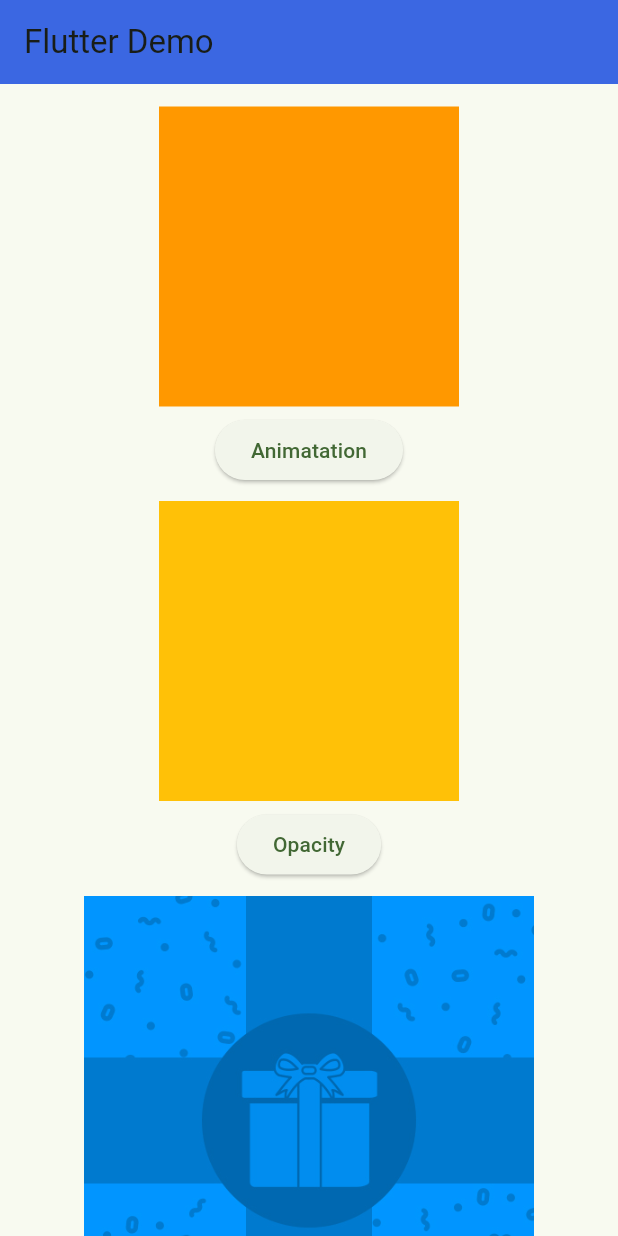
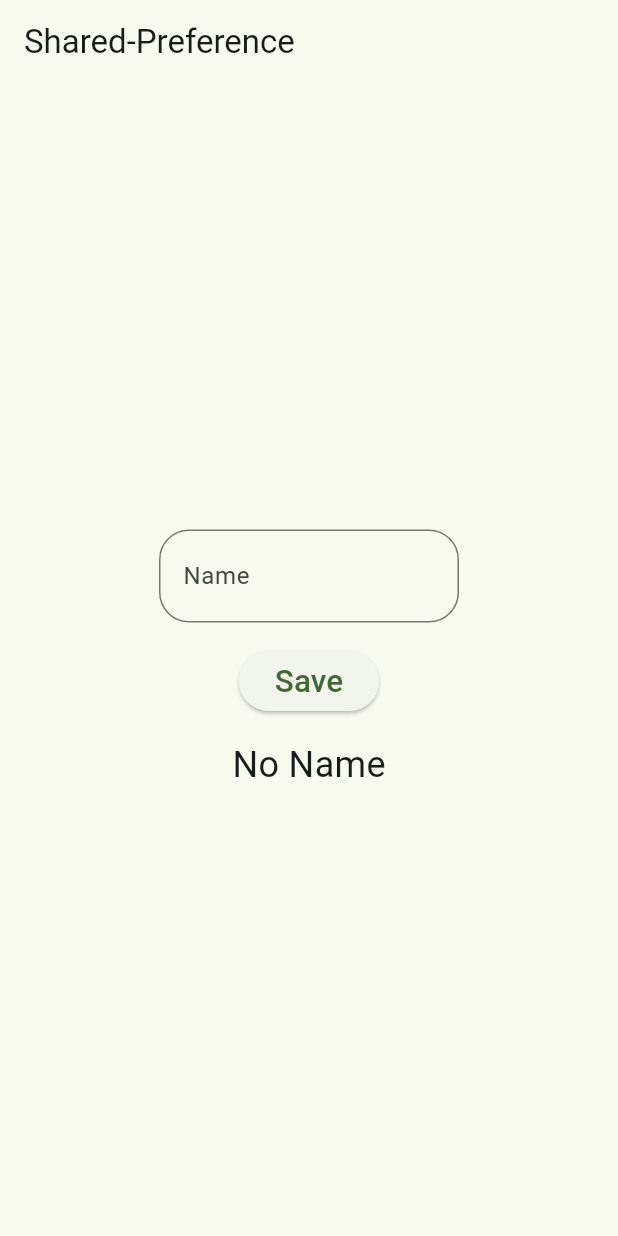
Before and after one commit to prajapatihet/firstapp, a Flutter app: the screen it shows after launch, on a phone screen of 412 x 824 dp. Run offline on Flutter 3.47's test engine with Material 3 defaults, Android fonts, the phone set to English and light mode, and no system bars; our stand-ins replace shared_preferences.

Commit message:
simple shared prefs

```diff
--- a/lib/main.dart
+++ b/lib/main.dart
@@ -1,4 +1,5 @@
 import 'package:firstapp/src/present/views/main_screen/main_home.dart';
+import 'package:firstapp/src/present/views/main_screen/shared_pref.dart';
 import 'package:flutter/material.dart';
 
 void main() {
@@ -19,7 +20,7 @@ class MyApp extends StatelessWidget {
             seedColor: const Color.fromARGB(255, 81, 239, 28)),
         useMaterial3: true,
       ),
-      home: const MainHomeScreen(),
+      home: const SharedPrefScreen(),
     );
   }
 }
--- /dev/null
+++ b/lib/src/present/views/main_screen/shared_pref.dart
@@ -0,0 +1,90 @@
+import 'package:flutter/material.dart';
+import 'package:shared_preferences/shared_preferences.dart';
+
+class SharedPrefScreen extends StatefulWidget {
+  const SharedPrefScreen({super.key});
+
+  @override
+  State<SharedPrefScreen> createState() => _SharedPrefScreenState();
+}
+
+class _SharedPrefScreenState extends State<SharedPrefScreen> {
+  var nameController = TextEditingController();
+  static const String KEYNAME = 'name';
+
+  var nameValue = 'No Value Saved';
+
+  @override
+  void initState() {
+    super.initState();
+    getValue();
+  }
+
+  @override
+  Widget build(BuildContext context) {
+    return Scaffold(
+      appBar: AppBar(
+        title: const Text('Shared-Preference'),
+      ),
+      body: Center(
+        child: SizedBox(
+          width: 200,
+          child: Column(
+            mainAxisAlignment: MainAxisAlignment.center,
+            children: [
+              TextField(
+                controller: nameController,
+                style: const TextStyle(
+                  fontSize: 20,
+                ),
+                decoration: InputDecoration(
+                    label: const Text('Name'),
+                    border: OutlineInputBorder(
+                      borderRadius: BorderRadius.circular(20),
+                    )),
+              ),
+              const SizedBox(
+                height: 15,
+              ),
+              ElevatedButton(
+                onPressed: () async {
+                  var name = nameController.text.toString();
+
+                  var prefs = await SharedPreferences.getInstance();
+
+                  prefs.setString(KEYNAME, name);
+                },
+                child: const Text(
+                  'Save',
+                  style: TextStyle(
+                    fontSize: 21,
+                  ),
+                ),
+              ),
+              const SizedBox(
+                height: 15,
+              ),
+              Text(
+                nameValue,
+                style: const TextStyle(
+                  fontSize: 24,
+                  fontWeight: FontWeight.w400,
+                ),
+              ),
+            ],
+          ),
+        ),
+      ),
+    );
+  }
+
+  void getValue() async {
+    var prefs = await SharedPreferences.getInstance();
+
+    var getName = prefs.getString(KEYNAME);
+
+    setState(() {
+      nameValue = getName ?? 'No Name';
+    });
+  }
+}
--- a/pubspec.yaml
+++ b/pubspec.yaml
@@ -1,11 +1,11 @@
 name: firstapp
 description: "A new Flutter project."
-publish_to: 'none' # Remove this line if you wish to publish to pub.dev
+publish_to: "none" # Remove this line if you wish to publish to pub.dev
 
 version: 1.0.0+1
 
 environment:
-  sdk: '>=3.3.4 <4.0.0'
+  sdk: ">=3.3.4 <4.0.0"
 
 dependencies:
   flutter:
@@ -14,7 +14,7 @@ dependencies:
   cupertino_icons: ^1.0.6
   intl: ^0.19.0
   font_awesome_flutter: ^10.7.0
-
+  shared_preferences: ^2.2.3
 
 dev_dependencies:
   flutter_test:
```
Also changed, not shown: lib/src/present/views/home_screen/ripple_anim.dart (+18 -8 lines), pubspec.lock, 1 other file.
